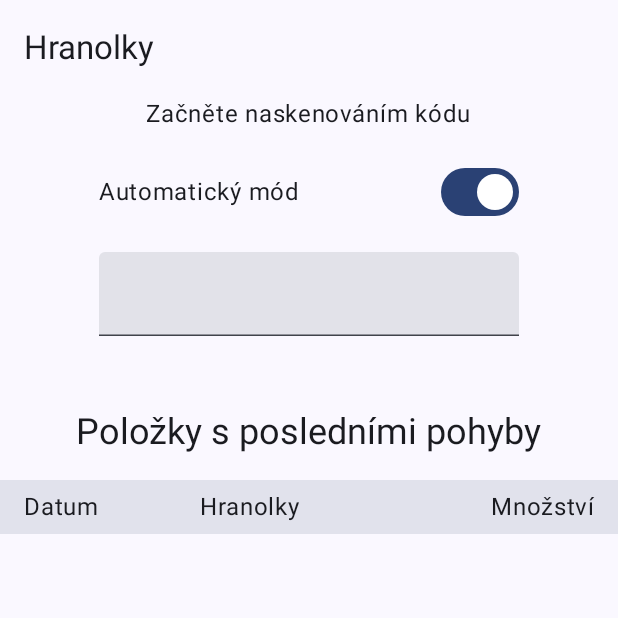
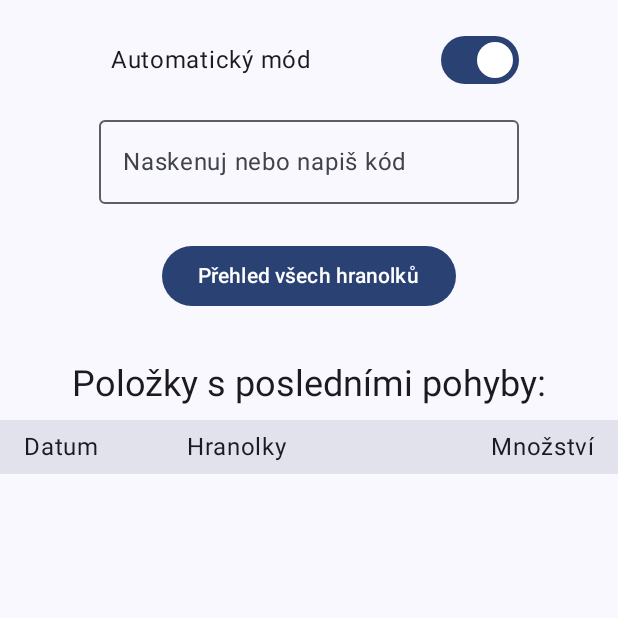
Before and after one commit to jelinekp/hranolkyFirestore, an Android app built with Jetpack Compose: the screen it shows after launch (MainActivity), on a phone screen of 412 x 824 dp, the top half of it. Run offline under Robolectric (Android 15) with nearby library versions, the phone set to English and light mode, and no system bars; our stand-ins replace Firebase (no records; nobody signed in at launch, a user with empty details on screens opened directly).

```diff
--- a/app/build.gradle.kts
+++ b/app/build.gradle.kts
@@ -13,7 +13,7 @@ android {
 
     defaultConfig {
         applicationId = "eu.jelinek.hranolky"
-        minSdk = 24
+        minSdk = 23
         targetSdk = 34
         versionCode = 1
         versionName = "1.0"
--- a/app/src/main/java/eu/jelinek/hranolky/HranolkyApplication.kt
+++ b/app/src/main/java/eu/jelinek/hranolky/HranolkyApplication.kt
@@ -2,7 +2,7 @@ package eu.jelinek.hranolky
 
 import android.app.Application
 import eu.jelinek.hranolky.di.coreModule
-import eu.jelinek.hranolky.ui.di.koinModule
+import eu.jelinek.hranolky.ui.di.uiModule
 import org.koin.android.ext.koin.androidContext
 import org.koin.core.context.startKoin
 
@@ -11,7 +11,7 @@ class HranolkyApplication : Application() {
         super.onCreate()
         startKoin {
             androidContext(this@HranolkyApplication)
-            modules(coreModule, koinModule)
+            modules(coreModule, uiModule)
         }
     }
 }
--- a/app/src/main/java/eu/jelinek/hranolky/navigation/HranolkyNavHost.kt
+++ b/app/src/main/java/eu/jelinek/hranolky/navigation/HranolkyNavHost.kt
@@ -10,10 +10,9 @@ import androidx.navigation.compose.NavHost
 import androidx.navigation.compose.composable
 import androidx.navigation.compose.rememberNavController
 import androidx.navigation.navArgument
-import eu.jelinek.hranolky.ui.AddActionScreen
-import eu.jelinek.hranolky.ui.ResultScreen
+import eu.jelinek.hranolky.ui.overview.OverviewScreen
+import eu.jelinek.hranolky.ui.showlast.ShowLastActionsScreen
 import eu.jelinek.hranolky.ui.start.StartScreen
-import eu.jelinek.hranolky.ui.showlast.ShowLastActionsScreen
 
 @Composable
 fun HranolkyNavHost(
@@ -26,11 +25,12 @@ fun HranolkyNavHost(
         startDestination = startDestination.name,
         modifier = modifier
     ) {
-        composable(Screen.StartScreen.route) {
+        composable(route = Screen.StartScreen.route) {
             StartScreen(
                 navigateToShowLastActions = {
                     Log.d("Navigation", it)
-                    navController.navigate(Screen.ShowLastActionsScreen(it).route) }
+                    navController.navigate(Screen.ShowLastActionsScreen(it).route) },
+                navigateToOverview = { navController.navigate(ScreenNames.OVERVIEW.name) }
             )
         }
 
@@ -44,14 +44,8 @@ fun HranolkyNavHost(
             )
         }
 
-        composable(ScreenNames.ADD_ACTION.name) {
-            AddActionScreen(
-                navigateToResult = { navController.navigate(ScreenNames.RESULT.name) },
-            )
-        }
-
-        composable(ScreenNames.RESULT.name) {
-            ResultScreen(
+        composable(route = ScreenNames.OVERVIEW.name) {
+            OverviewScreen(
                 navigateUp = { navController.navigateUp() },
             )
         }
--- a/app/src/main/java/eu/jelinek/hranolky/navigation/ScreenNames.kt
+++ b/app/src/main/java/eu/jelinek/hranolky/navigation/ScreenNames.kt
@@ -1,5 +1,5 @@
 package eu.jelinek.hranolky.navigation
 
 enum class ScreenNames {
-    START_SCREEN, SHOW_LAST_ACTIONS, ADD_ACTION, RESULT
+    START_SCREEN, SHOW_LAST_ACTIONS, OVERVIEW
 }
--- a/app/src/main/java/eu/jelinek/hranolky/ui/di/koinModule.kt
+++ b/app/src/main/java/eu/jelinek/hranolky/ui/di/uiModule.kt
@@ -1,11 +1,13 @@
 package eu.jelinek.hranolky.ui.di
 
+import eu.jelinek.hranolky.ui.overview.OverViewModel
 import eu.jelinek.hranolky.ui.showlast.ShowLastActionsViewModel
 import eu.jelinek.hranolky.ui.start.StartViewModel
 import org.koin.androidx.viewmodel.dsl.viewModelOf
 import org.koin.dsl.module
 
-val koinModule get() = module {
+val uiModule get() = module {
     viewModelOf(::ShowLastActionsViewModel)
     viewModelOf(::StartViewModel)
+    viewModelOf(::OverViewModel)
 }
--- a/app/src/main/java/eu/jelinek/hranolky/ui/start/StartScreen.kt
+++ b/app/src/main/java/eu/jelinek/hranolky/ui/start/StartScreen.kt
@@ -11,16 +11,17 @@ import androidx.compose.foundation.layout.fillMaxSize
 import androidx.compose.foundation.layout.fillMaxWidth
 import androidx.compose.foundation.layout.padding
 import androidx.compose.foundation.layout.width
+import androidx.compose.foundation.layout.widthIn
 import androidx.compose.foundation.lazy.LazyColumn
 import androidx.compose.foundation.lazy.LazyListScope
 import androidx.compose.foundation.lazy.itemsIndexed
 import androidx.compose.material3.Button
 import androidx.compose.material3.ExperimentalMaterial3Api
 import androidx.compose.material3.MaterialTheme
+import androidx.compose.material3.OutlinedTextField
 import androidx.compose.material3.Scaffold
 import androidx.compose.material3.Switch
 import androidx.compose.material3.Text
-import androidx.compose.material3.TextField
 import androidx.compose.material3.TopAppBar
 import androidx.compose.runtime.Composable
 import androidx.compose.runtime.LaunchedEffect
@@ -32,9 +33,11 @@ import androidx.compose.ui.Alignment
 import androidx.compose.ui.Modifier
 import androidx.compose.ui.focus.FocusRequester
 import androidx.compose.ui.focus.focusRequester
+import androidx.compose.ui.res.stringResource
 import androidx.compose.ui.text.style.TextAlign
 import androidx.compose.ui.unit.dp
 import androidx.lifecycle.compose.collectAsStateWithLifecycle
+import eu.jelinek.hranolky.R
 import eu.jelinek.hranolky.model.WarehouseSlot
 import eu.jelinek.hranolky.ui.shared.formatShortDate
 import org.koin.androidx.compose.koinViewModel
@@ -45,6 +48,7 @@ import java.util.Date
 fun StartScreen(
     modifier: Modifier = Modifier,
     navigateToShowLastActions: (String) -> Unit,
+    navigateToOverview: () -> Unit,
     viewModel: StartViewModel = koinViewModel()
 ) {
     var scannedText by remember { mutableStateOf("") }
@@ -54,25 +58,27 @@ fun StartScreen(
     val screenState by viewModel.startScreenState.collectAsStateWithLifecycle()
 
     Scaffold (
-        topBar = { StartScreenTopBar() }
+        // topBar = { StartScreenTopBar() }
     ) { padding ->
         Column(
             horizontalAlignment = Alignment.CenterHorizontally,
-            verticalArrangement = Arrangement.spacedBy(16.dp),
+            verticalArrangement = Arrangement.spacedBy(8.dp),
             modifier = modifier
                 .padding(padding)
-                .fillMaxSize(),
+                .fillMaxSize()
+                .widthIn(max = 200.dp),
         ) {
-            Text("Začněte naskenováním kódu")
+            // Text("Začněte naskenováním kódu")
 
             Row (
                 verticalAlignment = Alignment.CenterVertically,
                 horizontalArrangement = Arrangement.SpaceBetween,
-                modifier = Modifier.width(width = 280.dp)
+                modifier = Modifier.width(width = 280.dp).padding(top = 16.dp)
                 ) {
                 Text(
                     text = "Automatický mód",
                     style = MaterialTheme.typography.bodyLarge,
+                    modifier = Modifier.padding(start = 8.dp)
                     )
                 Switch(
                     checked = isAutoScanEnabled,
@@ -80,15 +86,20 @@ fun StartScreen(
                     )
             }
 
-            TextField(
+            OutlinedTextField(
                 value = scannedText,
                 onValueChange = { text ->
                     scannedText = text
                     if (isAutoScanEnabled && text.length == 16)
                         navigateToShowLastActions(text)
                 },
+                label = { Text(
+                    stringResource(R.string.naskenuj_kod),
+                    //style = MaterialTheme.typography.bodySmall
+                ) },
                 modifier = modifier.focusRequester(focusRequester),
-                isError = isWrongLength
+                isError = isWrongLength,
+                singleLine = true
             )
 
             if (isWrongLength) {
@@ -113,12 +124,21 @@ fun StartScreen(
                 }
             }
 
-            Text("Položky s posledními pohyby", style = MaterialTheme.typography.headlineSmall, modifier = Modifier.padding(top = 32.dp))
+            Button(
+                onClick = { navigateToOverview() },
+                modifier = Modifier.padding(top = 16.dp)
+            ) {
+                Text("Přehled všech hranolků")
+            }
+
+            Text("Položky s posledními pohyby:", style = MaterialTheme.typography.headlineSmall, modifier = Modifier.padding(top = 24.dp))
 
 
             val alternateRowModifier =
                 Modifier.background(color = MaterialTheme.colorScheme.surfaceContainer)
-            LazyColumn {
+            LazyColumn (
+                modifier = Modifier.widthIn(max = 500.dp)
+            ) {
                 stickyHeader { // Makes the header sticky
                     HeaderLastSlotsContent() // Your header row composable function
                 }
@@ -138,7 +158,9 @@ fun StartScreen(
                             val readableDate = formatShortDate(date)
 
                             Text(readableDate, modifier = Modifier.weight(4f))
-                            Text(slot.productId, modifier = Modifier.weight(5f))
+                            Text(slot.productId, modifier = Modifier.weight(6f),
+                                //style = MaterialTheme.typography.bodySmall
+                            )
                             Text(
                                 slot.quantity.toString(),
                                 modifier = Modifier.weight(4f),
@@ -180,7 +202,7 @@ fun HeaderLastSlotsContent(
             .padding(horizontal = 16.dp, vertical = 6.dp)
     ) {
         Text("Datum", modifier = Modifier.weight(4f))
-        Text("Hranolky", modifier = Modifier.weight(5f))
+        Text("Hranolky", modifier = Modifier.weight(6f))
         Text("Množství", modifier = Modifier.weight(4f), textAlign = TextAlign.End)
     }
 }
--- a/app/src/main/res/values/strings.xml
+++ b/app/src/main/res/values/strings.xml
@@ -21,4 +21,7 @@
     <string name="odeslat">Odeslat</string>
     <string name="back_icon">Zpět</string>
     <string name="vydej_nemuze_byt_vetsi_nez_aktualni_stav">Výdej nemůže být větší než aktuální stav</string>
+    <string name="prijem">Příjem</string>
+    <string name="vydej">Výdej −</string>
+    <string name="naskenuj_kod">Naskenuj nebo napiš kód</string>
 </resources>
```
Also changed, not shown: app/src/main/java/eu/jelinek/hranolky/model/WarehouseSlot.kt (+20 -2 lines), app/src/main/java/eu/jelinek/hranolky/ui/ResultScreen.kt (deleted, +0 -12 lines), app/src/main/java/eu/jelinek/hranolky/ui/overview/OverViewModel.kt (added, +67 -0 lines), app/src/main/java/eu/jelinek/hranolky/ui/overview/OverviewScreen.kt (added, +38 -0 lines), app/src/main/java/eu/jelinek/hranolky/ui/showlast/ShowLastActionsScreen.kt (+86 -96 lines), app/src/main/java/eu/jelinek/hranolky/ui/showlast/ShowLastActionsViewModel.kt (+22 -25 lines).
